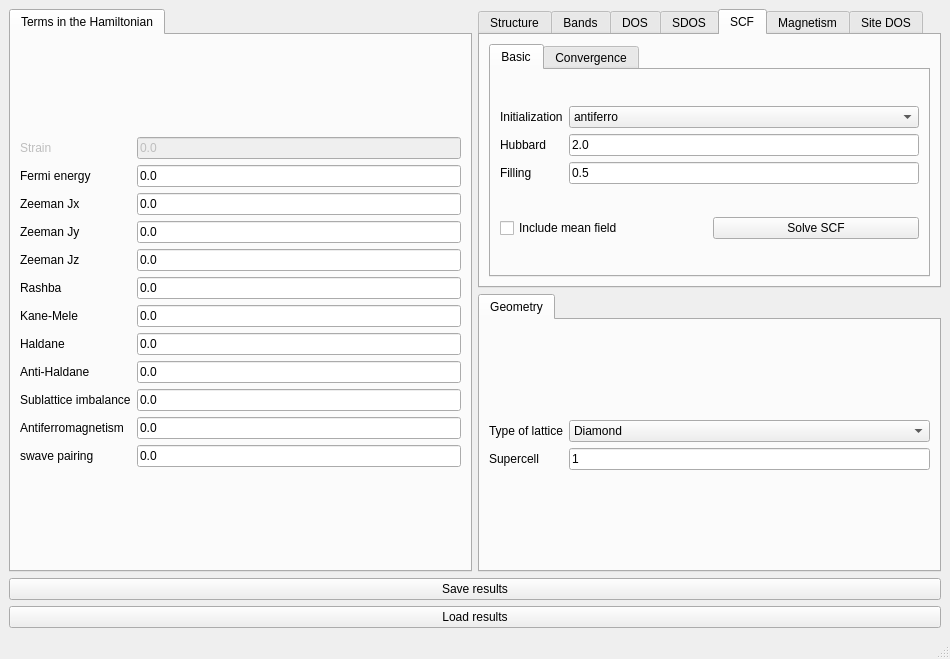
Qt form interface-pyqt/3d/interface.ui (joselado/quantum-lattice) before a commit.
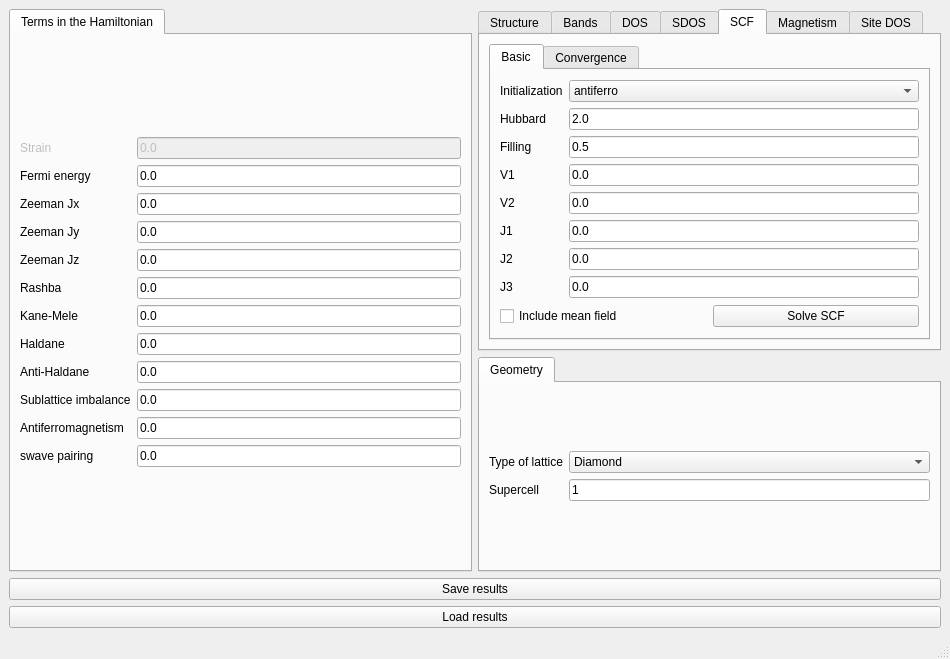
The same form after that commit. The open tabs and pages were chosen to show the change. Custom widgets are drawn as their Qt base class.

The edit to the form file:
```diff
--- a/interface-pyqt/3d/interface.ui
+++ b/interface-pyqt/3d/interface.ui
@@ -553,6 +553,91 @@
                 </property>
                </widget>
               </item>
+              <item row="3" column="0">
+               <widget class="BodyLabel" name="label_v1">
+                <property name="text">
+                 <string>V1</string>
+                </property>
+               </widget>
+              </item>
+              <item row="3" column="1">
+               <widget class="LineEdit" name="V1">
+                <property name="toolTip">
+                 <string>First neighbor interaction</string>
+                </property>
+                <property name="text">
+                 <string>0.0</string>
+                </property>
+               </widget>
+              </item>
+              <item row="4" column="0">
+               <widget class="BodyLabel" name="label_v2">
+                <property name="text">
+                 <string>V2</string>
+                </property>
+               </widget>
+              </item>
+              <item row="4" column="1">
+               <widget class="LineEdit" name="V2">
+                <property name="toolTip">
+                 <string>Second neighbor interaction</string>
+                </property>
+                <property name="text">
+                 <string>0.0</string>
+                </property>
+               </widget>
+              </item>
+              <item row="5" column="0">
+               <widget class="BodyLabel" name="label_j1">
+                <property name="text">
+                 <string>J1</string>
+                </property>
+               </widget>
+              </item>
+              <item row="5" column="1">
+               <widget class="LineEdit" name="J1">
+                <property name="toolTip">
+                 <string>First neighbor Heisenberg exchange</string>
+                </property>
+                <property name="text">
+                 <string>0.0</string>
+                </property>
+               </widget>
+              </item>
+              <item row="6" column="0">
+               <widget class="BodyLabel" name="label_j2">
+                <property name="text">
+                 <string>J2</string>
+                </property>
+               </widget>
+              </item>
+              <item row="6" column="1">
+               <widget class="LineEdit" name="J2">
+                <property name="toolTip">
+                 <string>Second neighbor Heisenberg exchange</string>
+                </property>
+                <property name="text">
+                 <string>0.0</string>
+                </property>
+               </widget>
+              </item>
+              <item row="7" column="0">
+               <widget class="BodyLabel" name="label_j3">
+                <property name="text">
+                 <string>J3</string>
+                </property>
+               </widget>
+              </item>
+              <item row="7" column="1">
+               <widget class="LineEdit" name="J3">
+                <property name="toolTip">
+                 <string>Third neighbor Heisenberg exchange</string>
+                </property>
+                <property name="text">
+                 <string>0.0</string>
+                </property>
+               </widget>
+              </item>
              </layout>
             </item>
             <item row="1" column="0">
```
